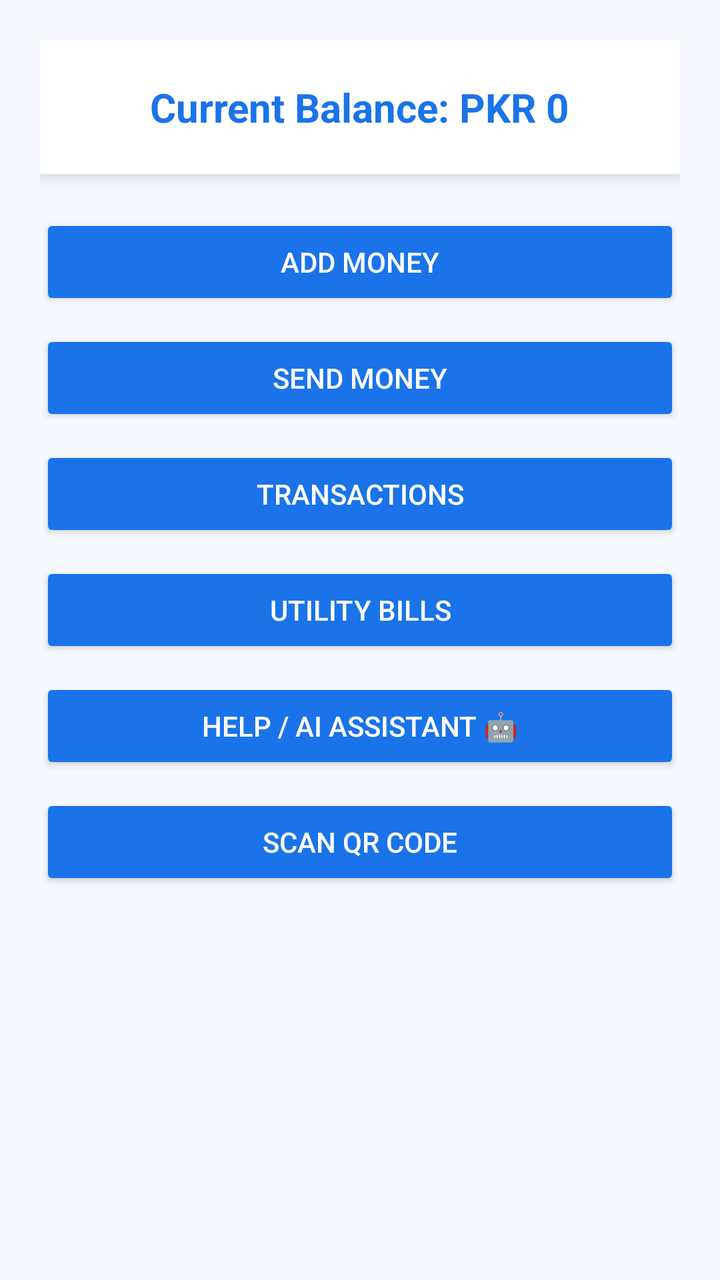
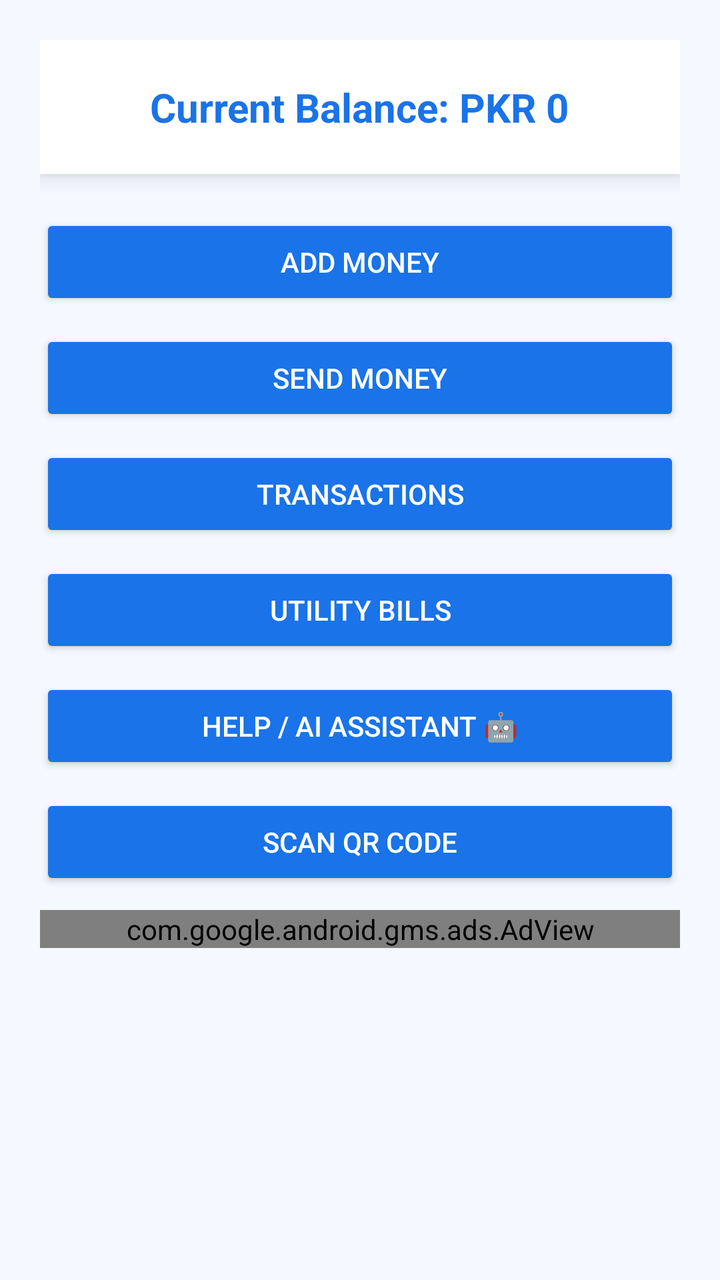

The first picture is an Android layout as it rendered before a commit; the second is the same layout after the commit. The layout source and the unified diff follow.
<!-- AndroidManifest.xml: application theme Theme.Gpayapp -->
<!-- res/layout/dashboard_fragment.xml -->
<?xml version="1.0" encoding="utf-8"?>
<ScrollView xmlns:android="http://schemas.android.com/apk/res/android"
    android:layout_width="match_parent"
    android:layout_height="match_parent"
    android:background="#F5F9FF">

    <LinearLayout
        android:layout_width="match_parent"
        android:layout_height="wrap_content"
        android:orientation="vertical"
        android:gravity="center_horizontal"
        android:padding="20dp">

        
        <LinearLayout
            android:layout_width="match_parent"
            android:layout_height="wrap_content"
            android:orientation="vertical"
            android:padding="20dp"
            android:background="@android:color/white"
            android:elevation="6dp">

            <TextView
                android:id="@+id/tvBalance"
                android:layout_width="wrap_content"
                android:layout_height="wrap_content"
                android:text="Current Balance: PKR 0"
                android:textSize="20sp"
                android:textStyle="bold"
                android:textColor="#1A73E8"
                android:layout_gravity="center"/>
        </LinearLayout>

        
        <View
            android:layout_width="match_parent"
            android:layout_height="20dp"/>

        
        <LinearLayout
            android:layout_width="match_parent"
            android:layout_height="wrap_content"
            android:orientation="vertical"
            android:gravity="center">

            <Button
                android:id="@+id/btnAddMoney"
                android:layout_width="match_parent"
                android:layout_height="wrap_content"
                android:text="Add Money"
                android:backgroundTint="#1A73E8"
                android:textColor="@android:color/white"/>

            <Button
                android:id="@+id/btnSendMoney"
                android:layout_width="match_parent"
                android:layout_height="wrap_content"
                android:text="Send Money"
                android:backgroundTint="#1A73E8"
                android:textColor="@android:color/white"
                android:layout_marginTop="10dp"/>

            <Button
                android:id="@+id/btnTransactions"
                android:layout_width="match_parent"
                android:layout_height="wrap_content"
                android:text="Transactions"
                android:backgroundTint="#1A73E8"
                android:textColor="@android:color/white"
                android:layout_marginTop="10dp"/>

            <Button
                android:id="@+id/btnUtility"
                android:layout_width="match_parent"
                android:layout_height="wrap_content"
                android:text="Utility Bills"
                android:backgroundTint="#1A73E8"
                android:textColor="@android:color/white"
                android:layout_marginTop="10dp"/>

            <Button
                android:id="@+id/btnChatbot"
                android:layout_width="match_parent"
                android:layout_height="wrap_content"
                android:text="Help / AI Assistant 🤖"
                android:backgroundTint="#1A73E8"
                android:textColor="@android:color/white"
                android:layout_marginTop="10dp"/>

            <Button
                android:id="@+id/btnQRScan"
                android:layout_width="match_parent"
                android:layout_height="wrap_content"
                android:text="Scan QR Code"
                android:backgroundTint="#1A73E8"
                android:textColor="@android:color/white"
                android:layout_marginTop="10dp"/>

        </LinearLayout>

    </LinearLayout>
</ScrollView>
<!-- resources referenced by this layout -->
<resources>
  <style name="Theme.Gpayapp" parent="Base.Theme.Gpayapp" />
  <style name="Base.Theme.Gpayapp" parent="Theme.Material3.DayNight.NoActionBar">
          
          
      </style>
</resources>

<!-- the commit's change to res/layout/dashboard_fragment.xml (unified diff, before → after) -->
@@ -2,6 +2,7 @@
 <ScrollView xmlns:android="http://schemas.android.com/apk/res/android"
     android:layout_width="match_parent"
     android:layout_height="match_parent"
+    xmlns:app="http://schemas.android.com/apk/res-auto"
     android:background="#F5F9FF">
 
     <LinearLayout
@@ -97,6 +98,14 @@
                 android:layout_marginTop="10dp"/>
 
         </LinearLayout>
+        <com.google.android.gms.ads.AdView
+            android:id="@+id/adView"
+            android:layout_width="match_parent"
+            android:layout_height="wrap_content"
+            android:layout_marginTop="10dp"
+            app:adSize="BANNER"
+            app:adUnitId="ca-app-pub-3940256099942544/6300978111" />
 
     </LinearLayout>
+
 </ScrollView>
